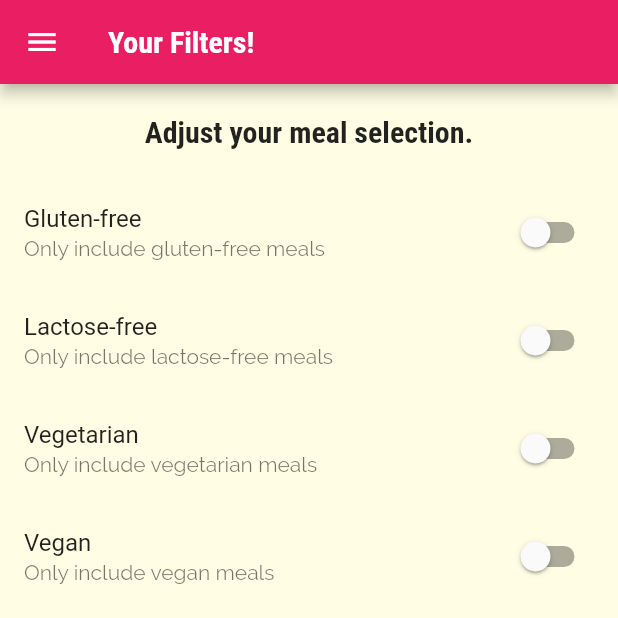
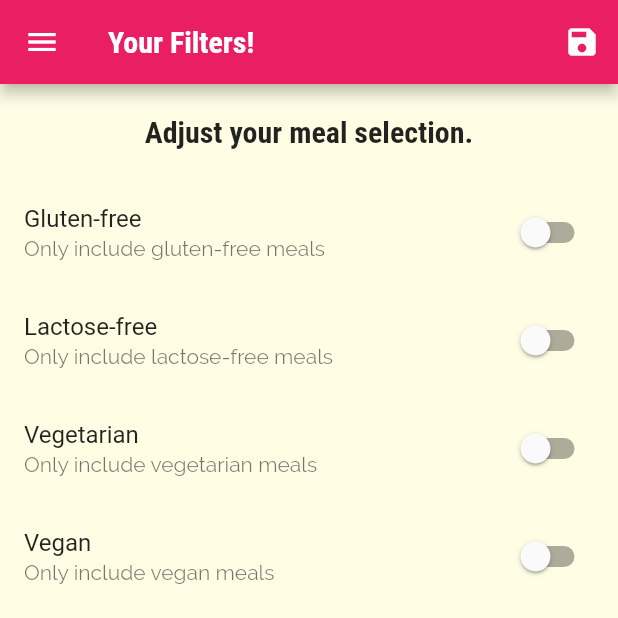
Before and after one commit to Harrytimbog/flutter_meals_app, a Flutter app: the FiltersScreen screen opened by its route, on a phone screen of 412 x 824 dp, the top half of it. Run offline on Flutter 3.47's test engine with Material 2 defaults, Android fonts, the phone set to English and light mode, and no system bars.

Commit message:
Adding Filtering Logic

```diff
--- a/lib/main.dart
+++ b/lib/main.dart
@@ -1,13 +1,50 @@
 import 'package:flutter/material.dart';
+import './data/dummy_data.dart';
 import './screens/filters_screen.dart';
 import './screens/tabs_screen.dart';
 import './screens/meal_detail_screen.dart';
 import './screens/category_meals_screen.dart';
 import './screens/categories_screen.dart';
+import './models/meal.dart';
 
 void main() => runApp(MyApp());
 
-class MyApp extends StatelessWidget {
+class MyApp extends StatefulWidget {
+  @override
+  State<MyApp> createState() => _MyAppState();
+}
+
+class _MyAppState extends State<MyApp> {
+  Map<String, bool> _filters = {
+    'gluten': false,
+    'lactose': false,
+    'vegan': false,
+    'vegetarian': false,
+  };
+
+  List<Meal> _availableMeals = DUMMY_MEALS;
+
+  void _setFilters(Map<String, bool> filterData) {
+    setState(() {
+      _filters = filterData;
+      _availableMeals = DUMMY_MEALS.where((meal) {
+        if (_filters['gluten'] && !meal.isGlutenFree) {
+          return false;
+        }
+        if (_filters['lactose'] && !meal.isLactoseFree) {
+          return false;
+        }
+        if (_filters['vegan'] && !meal.isVegan) {
+          return false;
+        }
+        if (_filters['vegetarian'] && !meal.isVegetarian) {
+          return false;
+        }
+        return true;
+      }).toList();
+    });
+  }
+
   @override
   Widget build(BuildContext context) {
     return MaterialApp(
@@ -29,9 +66,10 @@ class MyApp extends StatelessWidget {
       routes: {
         // '/': (ctx) => CategoriesScreen(),
         '/': (ctx) => TabsScreen(),
-        CategoryMealsScreen.routeName: (ctx) => CategoryMealsScreen(),
+        CategoryMealsScreen.routeName: (ctx) =>
+            CategoryMealsScreen(_availableMeals),
         MealDetailScreen.routeName: (ctx) => MealDetailScreen(),
-        FiltersScreen.routeName: (ctx) => FiltersScreen()
+        FiltersScreen.routeName: (ctx) => FiltersScreen(_filters, _setFilters)
       },
       // ignore: missing_return
       onGenerateRoute: (settings) {
--- a/lib/screens/category_meals_screen.dart
+++ b/lib/screens/category_meals_screen.dart
@@ -1,10 +1,12 @@
 import 'package:flutter/material.dart';
 import '../widgets/meal_item.dart';
-import '../data/dummy_data.dart';
 import '../models/meal.dart';
 
 class CategoryMealsScreen extends StatefulWidget {
   static const routeName = '/category-meals';
+  final List<Meal> availableMeals;
+
+  CategoryMealsScreen(this.availableMeals);
 
   @override
   State<CategoryMealsScreen> createState() => _CategoryMealsScreenState();
@@ -31,7 +33,7 @@ class _CategoryMealsScreenState extends State<CategoryMealsScreen> {
       categoryTitle = routeArgs['title'];
       final categoryId = routeArgs['id'];
 
-      displayedMeals = DUMMY_MEALS.where((meal) {
+      displayedMeals = widget.availableMeals.where((meal) {
         return meal.categories.contains(categoryId);
       }).toList();
       _loadedInitData = true;
--- a/lib/screens/filters_screen.dart
+++ b/lib/screens/filters_screen.dart
@@ -3,7 +3,13 @@ import '../widgets/main_drawer.dart';
 
 class FiltersScreen extends StatefulWidget {
   static const routeName = '/filters';
-  const FiltersScreen({Key key}) : super(key: key);
+  final Function
+      saveFilters; // Passed down from the main.dart file via routes configurations
+
+  final Map<String, bool>
+      currentFilters; // Passed down from the main.dart file via routes configurations)
+
+  FiltersScreen(this.currentFilters, this.saveFilters);
 
   @override
   State<FiltersScreen> createState() => _FiltersScreenState();
@@ -14,6 +20,17 @@ class _FiltersScreenState extends State<FiltersScreen> {
   var _vegetarian = false;
   var _vegan = false;
   var _lactoseFree = false;
+
+  @override
+  void initState() {
+    // TODO: implement initState
+    _glutenFree = widget.currentFilters['gluten'];
+    _lactoseFree = widget.currentFilters['lactose'];
+    _vegetarian = widget.currentFilters['vegetarian'];
+    _vegan = widget.currentFilters['vegan'];
+
+    super.initState();
+  }
 
   Widget _buildSwitchListTile(String title, String description,
       bool currentValue, Function updateValue) {
@@ -28,7 +45,22 @@ class _FiltersScreenState extends State<FiltersScreen> {
   @override
   Widget build(BuildContext context) {
     return Scaffold(
-      appBar: AppBar(title: Text('Your Filters!')),
+      appBar: AppBar(
+        title: Text('Your Filters!'),
+        actions: [
+          IconButton(
+              onPressed: () {
+                final selectedFilters = {
+                  'gluten': _glutenFree,
+                  'lactose': _lactoseFree,
+                  'vegan': _vegan,
+                  'vegetarian': _vegetarian,
+                };
+                widget.saveFilters(selectedFilters);
+              },
+              icon: Icon(Icons.save))
+        ],
+      ),
       drawer: MainDrawer(),
       body: Column(
         children: [
```
